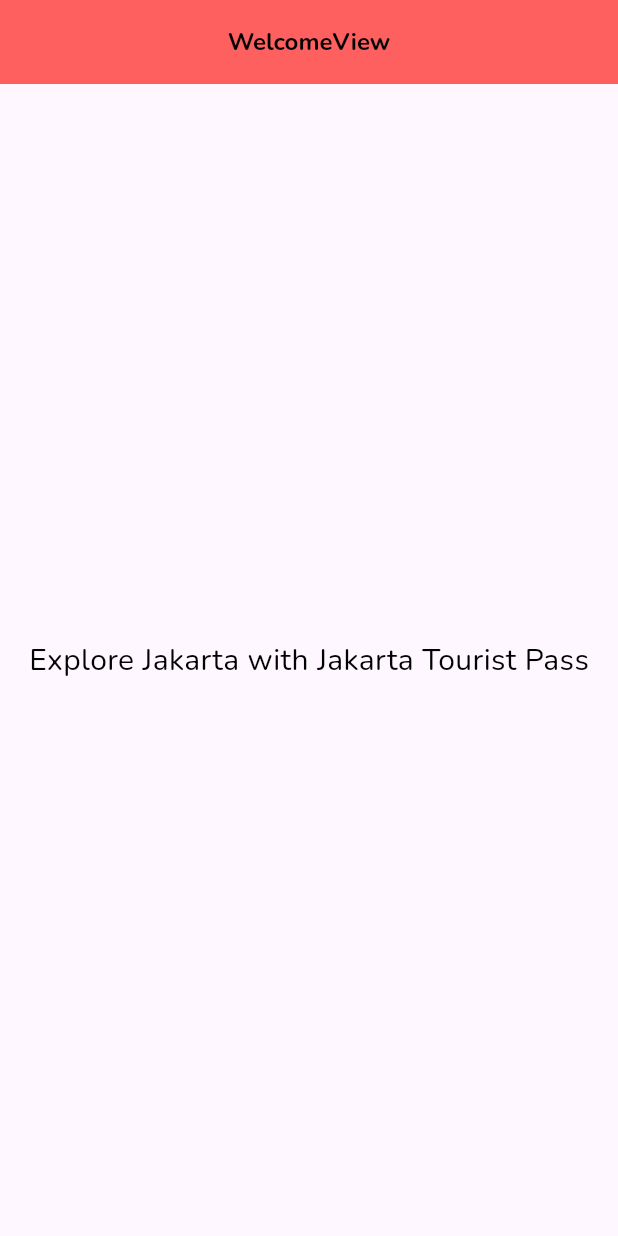
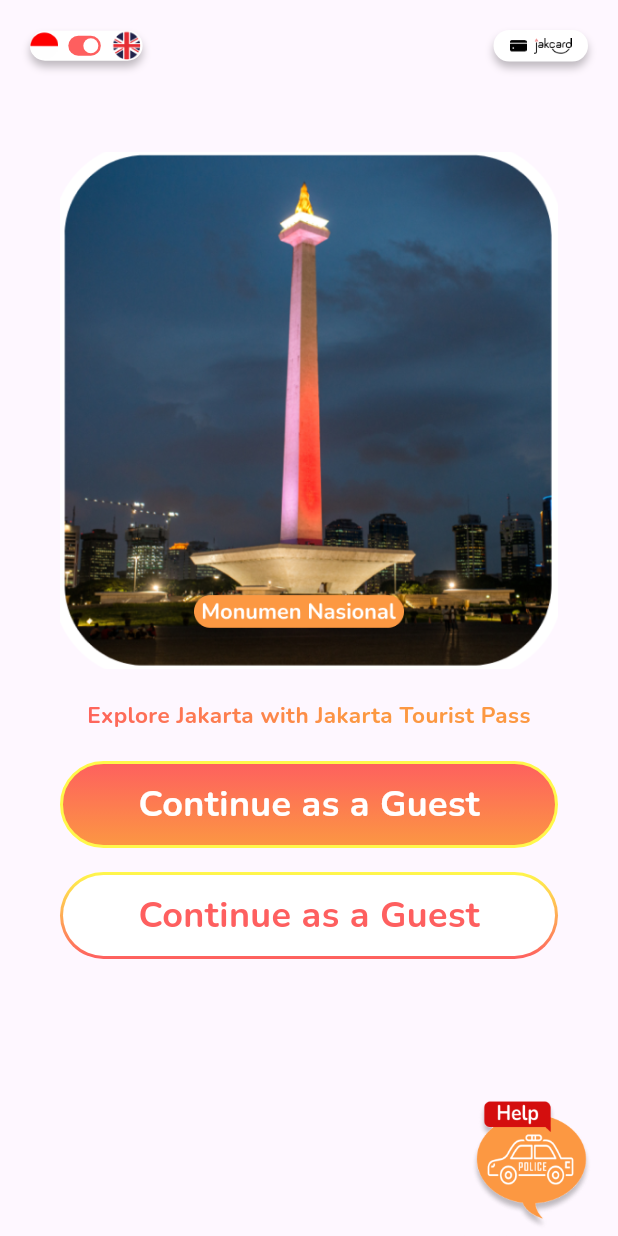
Before and after one commit to ronaldiputra09/jakone-pay, a Flutter app: the screen it shows after launch, on a phone screen of 412 x 824 dp. Run offline on Flutter 3.47's test engine with Material 3 defaults, Android fonts, the phone set to English and light mode, and no system bars; our stand-ins replace get, google_fonts.

Commit message:
add : screen welcome

```diff
--- a/lib/app/data/colors.dart
+++ b/lib/app/data/colors.dart
@@ -2,5 +2,6 @@
 
 const Color primary = Color(0xFFFE5F5F);
 const Color secondary = Color(0xFFFC9842);
+const Color yellow = Color(0xFFFFF84B);
 const Color white = Color(0xFFFFFFFF);
 const Color black = Color(0xFF000000);
--- a/lib/app/modules/welcome/views/welcome_view.dart
+++ b/lib/app/modules/welcome/views/welcome_view.dart
@@ -1,6 +1,9 @@
 import 'package:flutter/material.dart';
 
 import 'package:get/get.dart';
+import 'package:jakone_pay/app/data/assets.dart';
+import 'package:jakone_pay/app/data/colors.dart';
+import 'package:jakone_pay/app/data/fonts.dart';
 
 import '../controllers/welcome_controller.dart';
 
@@ -9,16 +12,160 @@
   @override
   Widget build(BuildContext context) {
     return Scaffold(
-      appBar: AppBar(
-        title: const Text('WelcomeView'),
-        centerTitle: true,
-      ),
-      body: Center(
-        child: Text(
-          'title'.tr,
-          style: const TextStyle(fontSize: 20),
+      floatingActionButton: _help(),
+      floatingActionButtonLocation: FloatingActionButtonLocation.endDocked,
+      body: SafeArea(
+        child: Column(
+          children: [
+            _header(),
+            _body(),
+          ],
         ),
       ),
     );
   }
+
+  Widget _header() {
+    return Container(
+      padding: const EdgeInsets.all(20),
+      child: Row(
+        mainAxisAlignment: MainAxisAlignment.spaceBetween,
+        children: [
+          Container(
+            decoration: BoxDecoration(
+              color: Colors.white,
+              borderRadius: BorderRadius.circular(50),
+              boxShadow: [
+                BoxShadow(
+                  color: black.withOpacity(0.25),
+                  blurRadius: 4,
+                  offset: const Offset(0, 4),
+                ),
+              ],
+            ),
+            child: Row(
+              children: [
+                Image.asset(id, height: 20),
+                const SizedBox(width: 5),
+                SizedBox(
+                  width: 25,
+                  child: FittedBox(
+                    fit: BoxFit.fill,
+                    child: Switch(
+                      value: true,
+                      onChanged: (value) {},
+                    ),
+                  ),
+                ),
+                const SizedBox(width: 5),
+                Image.asset(en, height: 20),
+              ],
+            ),
+          ),
+          Container(
+            padding: const EdgeInsets.symmetric(horizontal: 11, vertical: 5),
+            decoration: BoxDecoration(
+              color: Colors.white,
+              borderRadius: BorderRadius.circular(50),
+              boxShadow: [
+                BoxShadow(
+                  color: black.withOpacity(0.25),
+                  blurRadius: 4,
+                  offset: const Offset(0, 4),
+                ),
+              ],
+            ),
+            child: Row(
+              children: [
+                Image.asset(icCard, height: 11),
+                const SizedBox(width: 5),
+                Image.asset(jakcard, height: 11),
+              ],
+            ),
+          ),
+        ],
+      ),
+    );
+  }
+
+  Widget _body() {
+    return Expanded(
+      child: ListView(
+        padding: const EdgeInsets.all(40),
+        children: [
+          Image.asset(monas, width: 275),
+          const SizedBox(height: 20),
+          Text(
+            'title'.tr,
+            textAlign: TextAlign.center,
+            style: TextStyle(
+              fontSize: 15,
+              fontWeight: bold,
+              foreground: Paint()
+                ..shader = const LinearGradient(colors: [primary, secondary])
+                    .createShader(
+                  const Rect.fromLTWH(0, 0, 200, 70),
+                ),
+            ),
+          ),
+          const SizedBox(height: 20),
+          Container(
+            padding: const EdgeInsets.symmetric(horizontal: 38, vertical: 10),
+            decoration: BoxDecoration(
+              gradient: const LinearGradient(
+                colors: [primary, secondary],
+                begin: Alignment.topCenter,
+                end: Alignment.bottomCenter,
+              ),
+              border: Border.all(color: yellow, width: 2),
+              borderRadius: BorderRadius.circular(50),
+            ),
+            child: Center(
+              child: Text(
+                'continue'.tr,
+                style: TextStyle(
+                  color: white,
+                  fontSize: 24,
+                  fontWeight: bold,
+                ),
+              ),
+            ),
+          ),
+          const SizedBox(height: 16),
+          Container(
+            padding: const EdgeInsets.all(2),
+            decoration: BoxDecoration(
+              borderRadius: BorderRadius.circular(50),
+              gradient: const LinearGradient(
+                colors: [yellow, primary],
+                begin: Alignment.topCenter,
+                end: Alignment.bottomCenter,
+              ),
+            ),
+            child: Container(
+              padding: const EdgeInsets.symmetric(horizontal: 38, vertical: 10),
+              decoration: BoxDecoration(
+                color: white,
+                borderRadius: BorderRadius.circular(50),
+              ),
+              child: Center(
+                child: Text(
+                  'continue'.tr,
+                  style: TextStyle(
+                    color: primary,
+                    fontSize: 24,
+                    fontWeight: bold,
+                  ),
+                ),
+              ),
+            ),
+          ),
+        ],
+      ),
+    );
+  }
+
+  Widget _help() {
+    return Image.asset(help, height: 100);
+  }
 }
```
Also changed, not shown: assets/icons/en.png, assets/icons/id.png.
